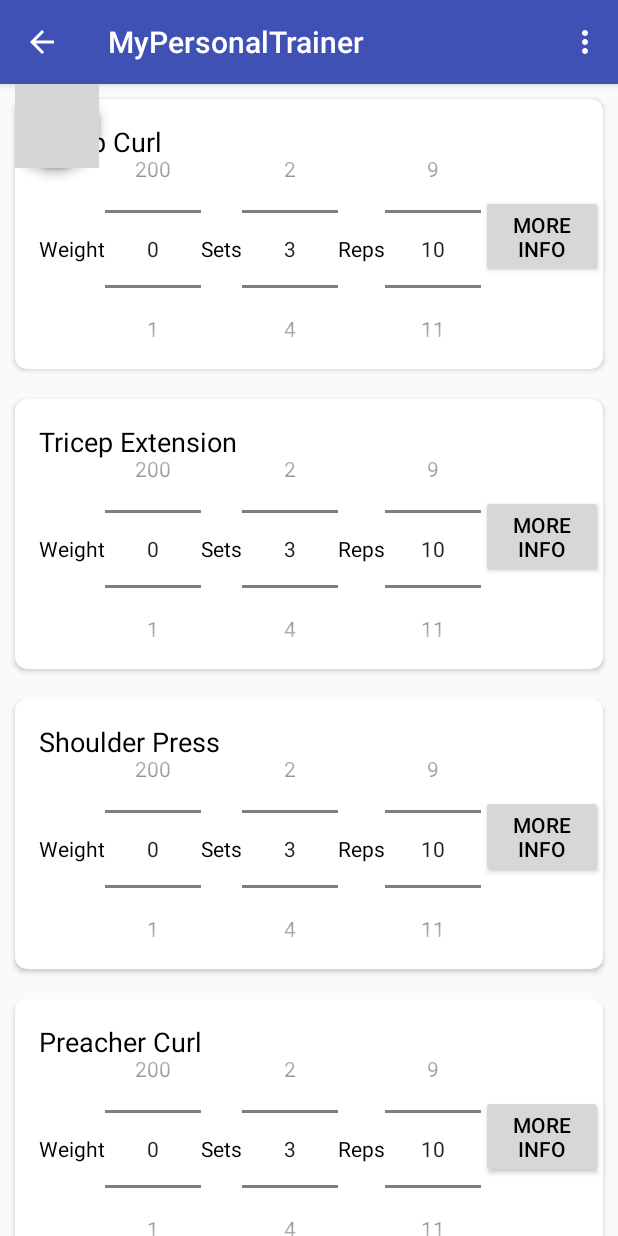
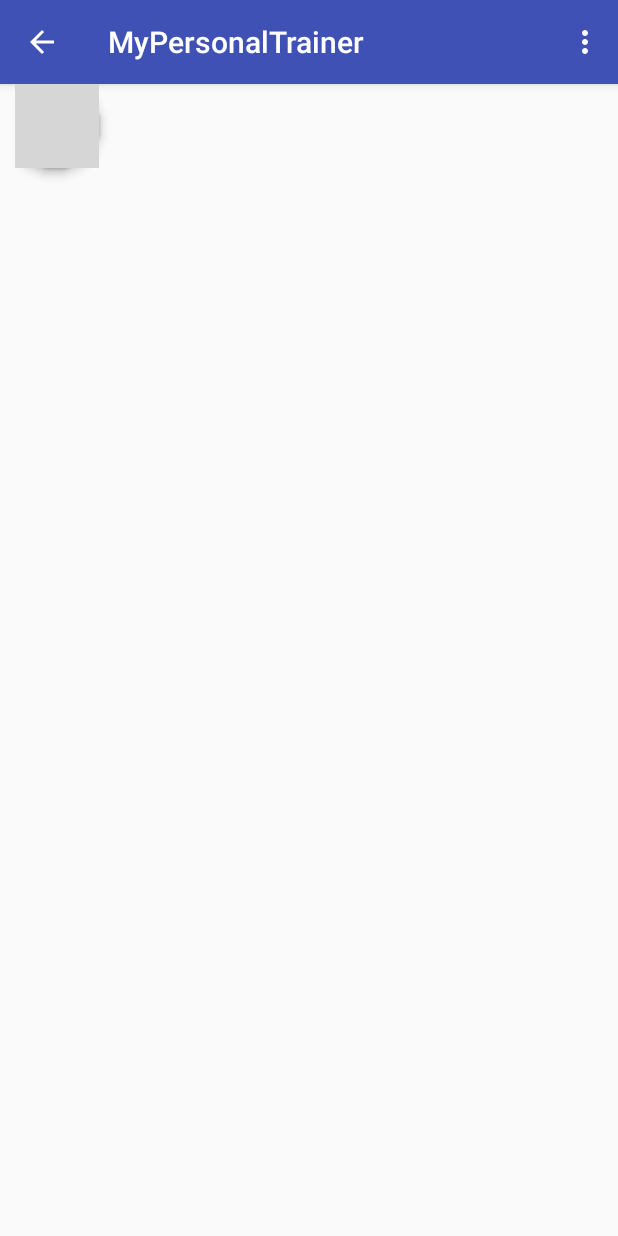
Before and after one commit to adityap92/mypersonaltrainer, an Android app: the fragment WorkoutFragment placed in its activity, on a phone screen of 412 x 824 dp. Run offline under Robolectric (Android 15) with nearby library versions, the phone set to English and light mode, and no system bars; our stand-ins replace ButterKnife; libraries missing offline, so code that uses them is left out: com.github.clans.fab; plain views replace FloatingActionButton, FloatingActionMenu; 3 statements that could not run were skipped; grey boxes are pictures that could not be loaded.

```diff
--- a/app/src/main/java/io/mypersonaltrainer/mypersonaltrainer/WorkoutFragment.java
+++ b/app/src/main/java/io/mypersonaltrainer/mypersonaltrainer/WorkoutFragment.java
@@ -20,7 +20,6 @@ import com.github.clans.fab.FloatingActionMenu;
 import butterknife.BindView;
 import butterknife.ButterKnife;
 import butterknife.Unbinder;
-import io.mypersonaltrainer.mypersonaltrainer.utils.Exercise;
 import io.mypersonaltrainer.mypersonaltrainer.utils.Workout;
 
 /**
@@ -37,34 +36,37 @@ public class WorkoutFragment extends Fragment {
     @BindView(R.id.fbAddCustomExercise)
     FloatingActionButton fbAddCustomExercise;
     RecyclerView.LayoutManager rvLayoutManager;
-    RecyclerView.Adapter rvAdapter;
+    static RecyclerView.Adapter rvAdapter;
     Context mContext;
     @BindView(R.id.menu)
     FloatingActionMenu fab;
+    public static Workout currWorkout;
 
     public WorkoutFragment(){}
 
     @Nullable
     @Override
     public View onCreateView(LayoutInflater inflater, @Nullable ViewGroup container, @Nullable Bundle savedInstanceState) {
-        View view = inflater.inflate(R.layout.fragment_workout, container, false);
-        unbinder = ButterKnife.bind(this, view);
+        final View view1 = inflater.inflate(R.layout.fragment_workout, container, false);
+        unbinder = ButterKnife.bind(this, view1);
         mContext = getContext();
 
-        Workout armWorkout = new Workout("Arms");
-        armWorkout.addExercise(new Exercise("0","Bicep Curl", "Curl Arm","ykJmrZ5v0Oo"));
-        armWorkout.addExercise(new Exercise("1","Tricep Extension", "Extend Tricep","_gsUck-7M74"));
-        armWorkout.addExercise(new Exercise("2","Shoulder Press", "Lift weight with shoulders","B-aVuyhvLHU"));
-        armWorkout.addExercise(new Exercise("3","Preacher Curl", "Use rope to curl", "DoCWeUBA0Gs"));
+//        Workout armWorkout = new Workout("Arms");
+//        armWorkout.addExercise(new Exercise("0","Bicep Curl", "Curl Arm","ykJmrZ5v0Oo"));
+//        armWorkout.addExercise(new Exercise("1","Tricep Extension", "Extend Tricep","_gsUck-7M74"));
+//        armWorkout.addExercise(new Exercise("2","Shoulder Press", "Lift weight with shoulders","B-aVuyhvLHU"));
+//        armWorkout.addExercise(new Exercise("3","Preacher Curl", "Use rope to curl", "DoCWeUBA0Gs"));
+        currWorkout = new Workout();
 
         rvLayoutManager = new LinearLayoutManager(mContext);
-        rvAdapter = new ExercisesAdapter(armWorkout);
+        rvAdapter = new ExercisesAdapter(currWorkout);
         rvExercises.setLayoutManager(rvLayoutManager);
         rvExercises.setAdapter(rvAdapter);
 
         fbAddExercise.setOnClickListener(new View.OnClickListener() {
             @Override
             public void onClick(View view) {
+                fab.close(true);
                 AddExerciseDialog dialog = new AddExerciseDialog();
                 dialog.show(getFragmentManager(),"dialog");
             }
@@ -80,7 +82,7 @@ public class WorkoutFragment extends Fragment {
 
         fab.setClosedOnTouchOutside(true);
 
-        return view;
+        return view1;
     }
 
     @Override
@@ -91,10 +93,10 @@ public class WorkoutFragment extends Fragment {
 
     public class ExercisesAdapter extends RecyclerView.Adapter<ExercisesAdapter.ViewHolder>{
 
-        Workout currWorkout;
+        Workout thisWorkout;
 
         public ExercisesAdapter(Workout workout){
-            this.currWorkout = workout;
+            this.thisWorkout = workout;
         }
 
         public class ViewHolder extends RecyclerView.ViewHolder{
@@ -137,14 +139,14 @@ public class WorkoutFragment extends Fragment {
         public void onBindViewHolder(ViewHolder holder, int position) {
             final int pos = position;
             final View v = holder.itemView;
-            holder.tvName.setText(currWorkout.getExercises().get(position).getExerciseName());
+            holder.tvName.setText(thisWorkout.getExercises().get(position).getExerciseName());
 
             holder.bMoreInfo.setOnClickListener(new View.OnClickListener() {
                 @Override
                 public void onClick(View view) {
                     ExerciseDetailFragment detailFragment = new ExerciseDetailFragment();
                     Bundle bundle = new Bundle();
-                    bundle.putSerializable("exercise", currWorkout.getExercises().get(pos));
+                    bundle.putSerializable("exercise", thisWorkout.getExercises().get(pos));
                     detailFragment.setArguments(bundle);
                     //replace fragment
                     FragmentManager fragmentManager = getFragmentManager();
@@ -158,7 +160,7 @@ public class WorkoutFragment extends Fragment {
 
         @Override
         public int getItemCount() {
-            return currWorkout.getExercises().size();
+            return thisWorkout.getExercises().size();
         }
     }
 }
--- a/app/src/main/java/io/mypersonaltrainer/mypersonaltrainer/utils/Exercise.java
+++ b/app/src/main/java/io/mypersonaltrainer/mypersonaltrainer/utils/Exercise.java
@@ -12,12 +12,18 @@ public class Exercise implements Serializable {
     String exerciseName;
     String exerciseInstruction;
     String vidUrl;
+    int weight, sets, reps;
+    String muscleGroup;
 
     public Exercise(String id,String exerciseName, String exerciseInstruction, String vidUrl){
         this.id = id;
         this.exerciseName = exerciseName;
         this.exerciseInstruction = exerciseInstruction;
         this.vidUrl = vidUrl;
+        this.weight = 0;
+        this.sets = 3;
+        this.reps = 10;
+        this.muscleGroup="";
     }
 
     public String getExerciseName() {
--- a/app/src/main/java/io/mypersonaltrainer/mypersonaltrainer/utils/Workout.java
+++ b/app/src/main/java/io/mypersonaltrainer/mypersonaltrainer/utils/Workout.java
@@ -9,11 +9,9 @@ import java.util.ArrayList;
 public class Workout {
 
     ArrayList<Exercise> exercises;
-    String muscleGroup;
 
-    public Workout(String muscleGroup){
+    public Workout(){
         this.exercises = new ArrayList<Exercise>();
-        this.muscleGroup = muscleGroup;
     }
 
     public void addExercise(Exercise newExercise){
--- a/app/src/main/res/values/strings.xml
+++ b/app/src/main/res/values/strings.xml
@@ -29,5 +29,7 @@
     <string name="more_info">More Info</string>
     <string name="save">Save</string>
     <string name="yt_fail">Unable to load YouTube Video</string>
+    <string name="not_logged_in">Not Logged In</string>
+    <string name="select_workout">Select a Workout</string>
 
 </resources>
```
Also changed, not shown: app/src/main/java/io/mypersonaltrainer/mypersonaltrainer/AddExerciseDialog.java (+37 -1 lines), app/src/main/java/io/mypersonaltrainer/mypersonaltrainer/MainActivity.java (+9 -1 lines).
